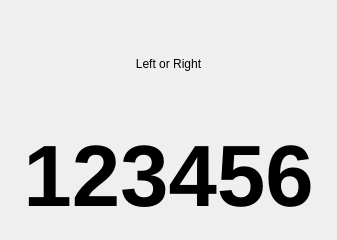
This is src/PageIndicator.ui in ic005k/Knot-Legacy as Qt 5 draws it before an edit. The edited form follows.
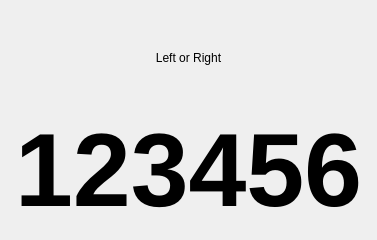
This is the edited form.

What changed in the file:
```diff
--- a/src/PageIndicator.ui
+++ b/src/PageIndicator.ui
@@ -6,7 +6,7 @@
    <rect>
     <x>0</x>
     <y>0</y>
-    <width>337</width>
+    <width>377</width>
     <height>240</height>
    </rect>
   </property>
@@ -42,7 +42,7 @@
       <widget class="QLabel" name="lblPageNumber">
        <property name="font">
         <font>
-         <pointsize>65</pointsize>
+         <pointsize>78</pointsize>
          <bold>true</bold>
         </font>
        </property>
```
